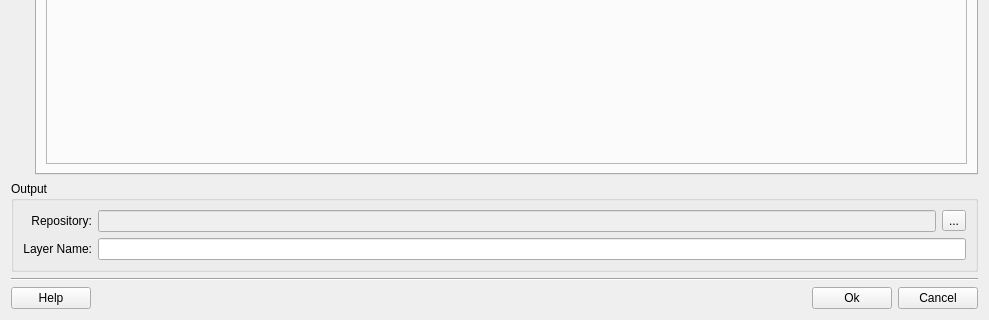
First picture: the form in src/tv5plugins/forestMonitor/qt/ui/ForestMonitorClassDialogForm.ui, repository ericabreu82/tv5_plugins, before the edit; both pictures show x 0 to 989 and y 526 to 846 of the 989 by 846 pixel window.
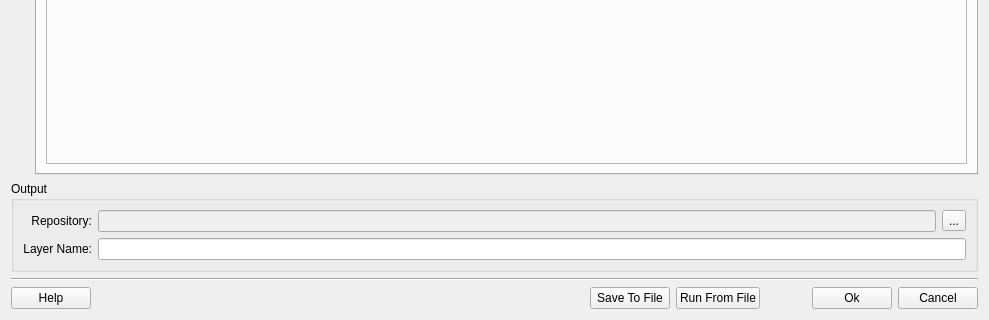
Second picture: the form after the edit.

The edit to the form file:
```diff
--- a/src/tv5plugins/forestMonitor/qt/ui/ForestMonitorClassDialogForm.ui
+++ b/src/tv5plugins/forestMonitor/qt/ui/ForestMonitorClassDialogForm.ui
@@ -616,7 +616,7 @@
      </item>
      <item row="4" column="0">
       <layout class="QGridLayout" name="gridLayout_5">
-       <item row="0" column="0" colspan="4">
+       <item row="0" column="0" colspan="7">
         <widget class="Line" name="line">
          <property name="orientation">
           <enum>Qt::Horizontal</enum>
@@ -643,20 +643,50 @@
          </property>
         </spacer>
        </item>
-       <item row="1" column="2">
+       <item row="1" column="5">
         <widget class="QPushButton" name="m_okPushButton">
          <property name="text">
           <string>Ok</string>
          </property>
         </widget>
        </item>
-       <item row="1" column="3">
+       <item row="1" column="6">
         <widget class="QPushButton" name="m_cancelPushButton">
          <property name="text">
           <string>Cancel</string>
          </property>
         </widget>
        </item>
+       <item row="1" column="3">
+        <widget class="QPushButton" name="m_runFromFilePushButton">
+         <property name="text">
+          <string>Run From File</string>
+         </property>
+        </widget>
+       </item>
+       <item row="1" column="2">
+        <widget class="QPushButton" name="m_saveToFilePushButton">
+         <property name="text">
+          <string>Save To File</string>
+         </property>
+        </widget>
+       </item>
+       <item row="1" column="4">
+        <spacer name="horizontalSpacer_2">
+         <property name="orientation">
+          <enum>Qt::Horizontal</enum>
+         </property>
+         <property name="sizeType">
+          <enum>QSizePolicy::Minimum</enum>
+         </property>
+         <property name="sizeHint" stdset="0">
+          <size>
+           <width>40</width>
+           <height>20</height>
+          </size>
+         </property>
+        </spacer>
+       </item>
       </layout>
      </item>
     </layout>
```
